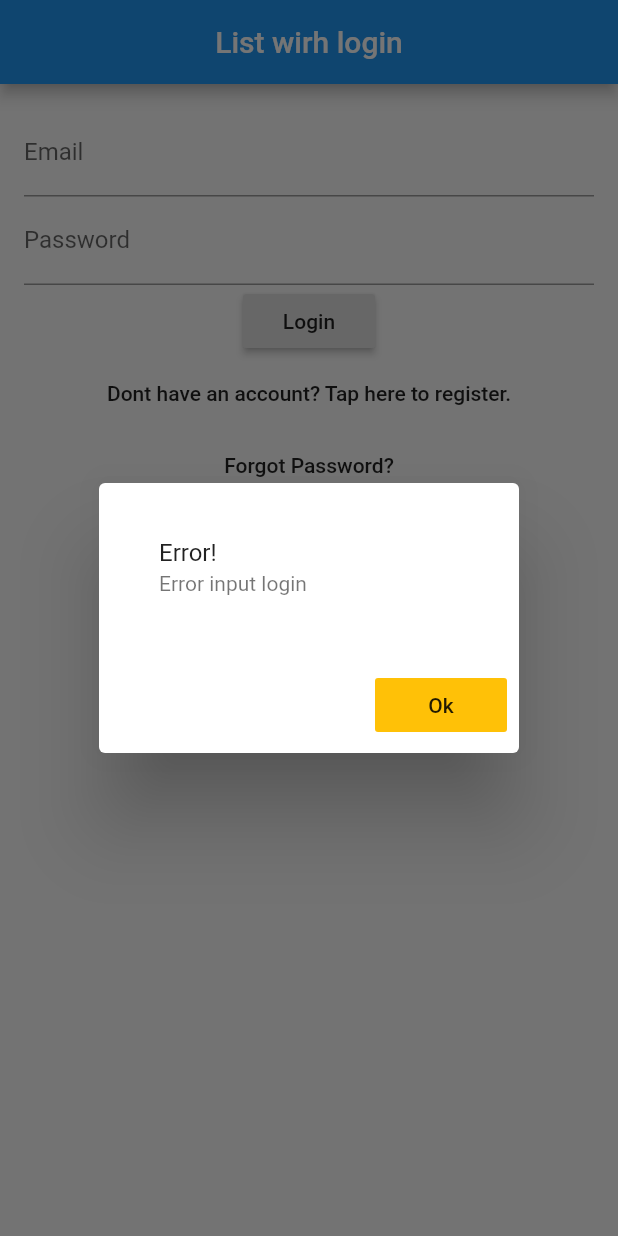
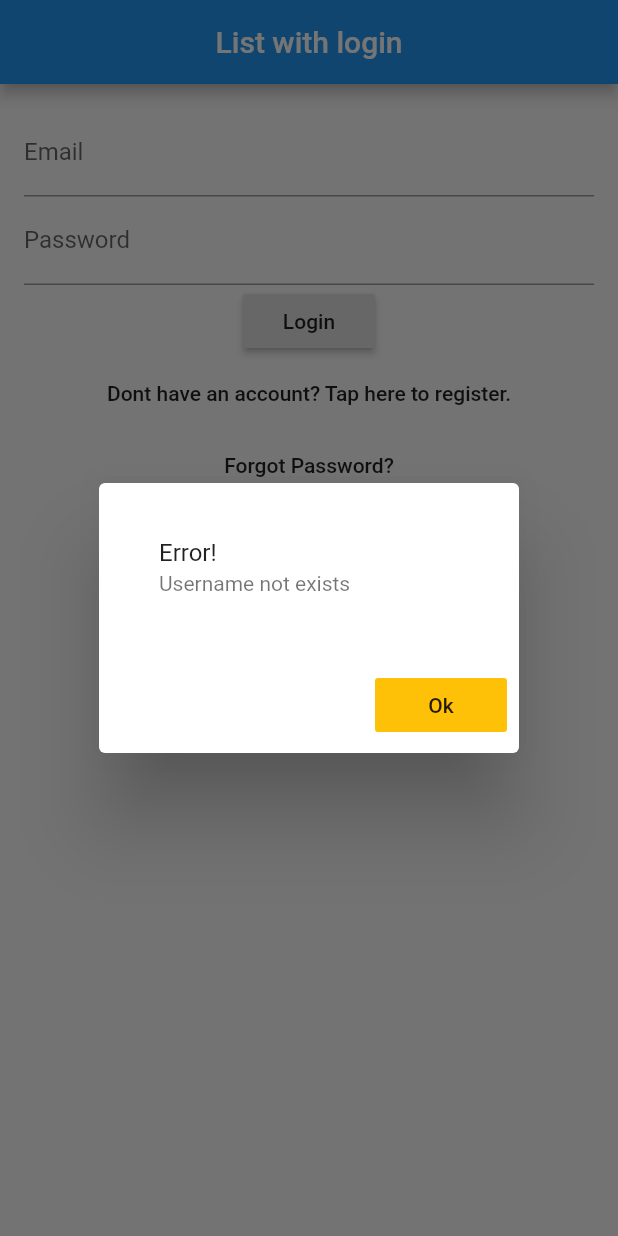
Before and after one commit to seregakd/flutter_login, a Flutter app: the screen it shows after launch, after a tap on "Login", on a phone screen of 412 x 824 dp. Run offline on Flutter 3.47's test engine with Material 2 defaults, Android fonts, the phone set to English and light mode, and no system bars.

Commit message:
correct message text

```diff
--- a/lib/main.dart
+++ b/lib/main.dart
@@ -85,7 +85,7 @@ class _LoginPageState extends State<LoginPage> {
 
   Widget _buildBar(BuildContext context) {
     return new AppBar(
-      title: new Text("List wirh login"),
+      title: new Text("List with login"),
       centerTitle: true,
     );
   }
@@ -157,10 +157,10 @@ class _LoginPageState extends State<LoginPage> {
   void _loginPressed () {
     print('The user wants to login with $_email and $_password');
     if (!users.containsKey(_email)) {
-      _viewShowDialog("Error input login");
+      _viewShowDialog('Username not exists');
     } else {
       if(users[_email] != _password) {
-        _viewShowDialog("Error input password");
+        _viewShowDialog('Password does not match');
       } else {
 
       }
```
